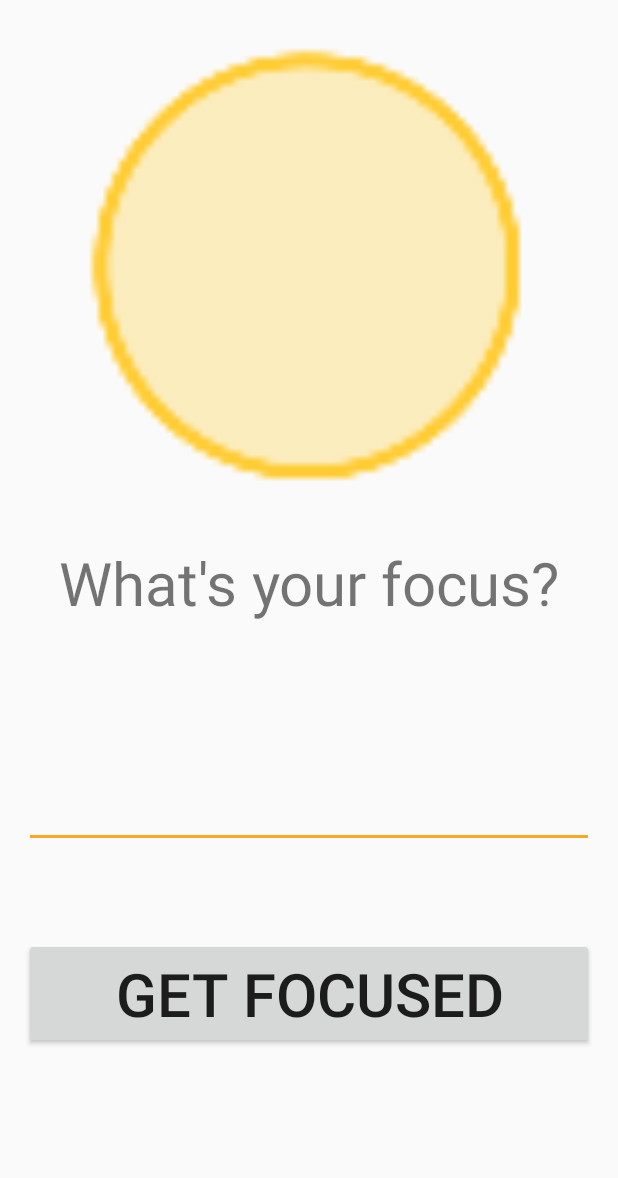
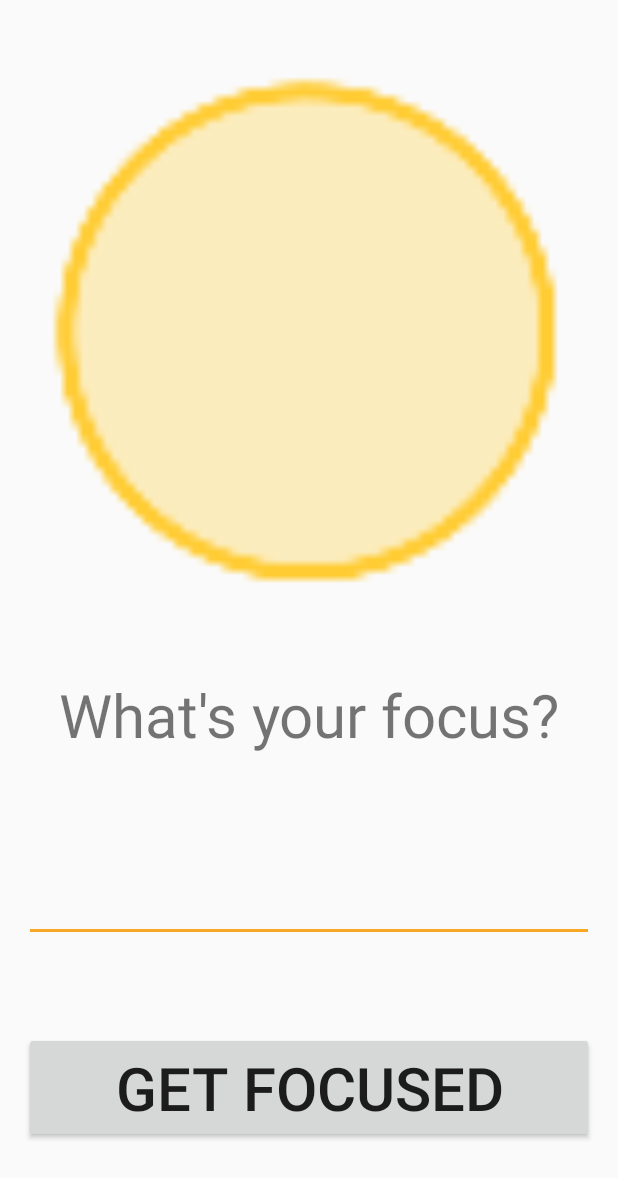
Before and after one commit to rchappuis/DayFocus, an Android app: the layout activity_main.xml on its own in the app's theme, with its tools: preview values and no code run, on a phone screen of 412 x 824 dp. Shown: the top 1178 px of the screen. Run offline under Robolectric (Android 15) with nearby library versions, the phone set to English and light mode, and no system bars.

```diff
--- a/app/src/main/res/layout/activity_main.xml
+++ b/app/src/main/res/layout/activity_main.xml
@@ -12,7 +12,7 @@
         android:layout_height="0dp"
         android:src="@mipmap/icon"
         android:layout_gravity="center_horizontal"
-        android:layout_weight=".75" />
+        android:layout_weight=".9" />
 
     <TextView android:id="@+id/greeting"
         android:text="@string/greeting_text"
@@ -28,7 +28,7 @@
         android:textAlignment="center"
         android:singleLine="true"
         android:textSize="40sp"
-        android:layout_marginTop="75dp" />
+        android:layout_marginTop="50dp" />
 
     <Button android:id="@+id/submit_button"
         android:text="@string/submit_button_text"
```
Also changed, not shown: app/src/main/java/co/chappuis/dayfocus/MainActivity.java (+32 -15 lines).
